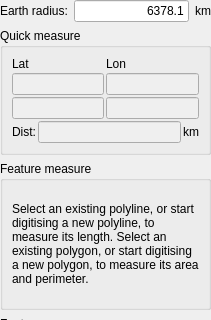
Above: src/qt-widgets/MeasureDistanceWidgetUi.ui from GPlates/GPlates before the change; both pictures show x 0 to 211 and y 0 to 320 of the 211 by 695 pixel window. Below: the same form after it.
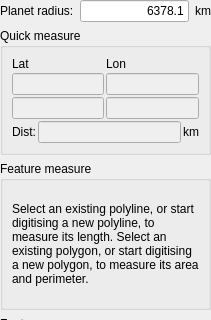
That is the form after the change.

Commit message: Apply project radius to physical calculations

What changed in the file:
```diff
--- a/src/qt-widgets/MeasureDistanceWidgetUi.ui
+++ b/src/qt-widgets/MeasureDistanceWidgetUi.ui
@@ -22,7 +22,7 @@
      <item>
       <widget class="QLabel" name="label_radius">
        <property name="text">
-        <string>Earth radius:</string>
+        <string>Planet radius:</string>
        </property>
       </widget>
      </item>
```
The commit also changes 16 other files.
